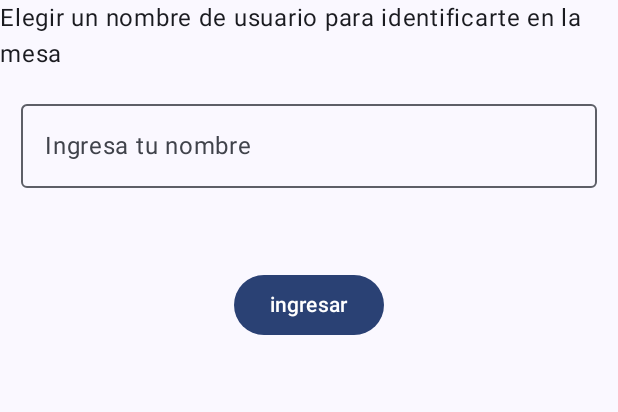
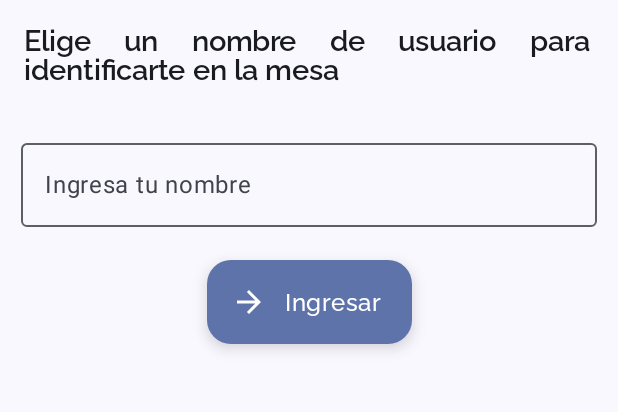
Before and after one commit to UTN-FRBA-Mobile/OrderEasy, an Android app built with Jetpack Compose: the screen it shows after launch (MainActivity), on a phone screen of 412 x 824 dp, the part 60-472 px from its top. Run offline under Robolectric (Android 15) with nearby library versions, the phone set to English and light mode, and no system bars; network calls fail; Roboto replaces fonts that are not available here; 1 statement that could not run was skipped.

Commit message:
login modificado visualmente

```diff
--- a/app/src/main/java/ar/edu/utn/frba/mobile/tpdesarrolloappsdispmov/screens/CloseTable.kt
+++ b/app/src/main/java/ar/edu/utn/frba/mobile/tpdesarrolloappsdispmov/screens/CloseTable.kt
@@ -58,7 +58,7 @@ fun CloseTable(navCont: NavController,userViewModel: UserViewModel) {
                     ExtendedFloatingActionButton(
                         modifier = Modifier.fillMaxWidth().wrapContentSize().padding(vertical = 8.dp),
                         onClick = {
-                            //userViewModel.exitTable()
+                            userViewModel.exitTable()
                             showDialog = true
                         },
                         icon = { Icon(Icons.Filled.Notifications,  contentDescription ="call") },
--- a/app/src/main/java/ar/edu/utn/frba/mobile/tpdesarrolloappsdispmov/screens/Login.kt
+++ b/app/src/main/java/ar/edu/utn/frba/mobile/tpdesarrolloappsdispmov/screens/Login.kt
@@ -5,7 +5,13 @@ import androidx.compose.foundation.layout.fillMaxSize
 import androidx.compose.foundation.layout.fillMaxWidth
 import androidx.compose.foundation.layout.padding
 import androidx.compose.foundation.layout.wrapContentSize
+import androidx.compose.material.icons.Icons
+import androidx.compose.material.icons.filled.ArrowBack
+import androidx.compose.material.icons.sharp.ArrowForward
 import androidx.compose.material3.Button
+import androidx.compose.material3.ExtendedFloatingActionButton
+import androidx.compose.material3.Icon
+import androidx.compose.material3.MaterialTheme
 import androidx.compose.material3.OutlinedTextField
 import androidx.compose.material3.Scaffold
 import androidx.compose.material3.Text
@@ -16,6 +22,7 @@ import androidx.compose.ui.Modifier
 import ar.edu.utn.frba.mobile.tpdesarrolloappsdispmov.stateData.UserViewModel
 import androidx.compose.runtime.getValue
 import androidx.compose.runtime.setValue
+import androidx.compose.ui.text.style.TextAlign
 import androidx.compose.ui.unit.dp
 import ar.edu.utn.frba.mobile.tpdesarrolloappsdispmov.components.TopBar
 
@@ -25,13 +32,12 @@ fun Login (usuarioViewModel:UserViewModel){
     Scaffold (
         topBar = { TopBar(userViewModel = usuarioViewModel)},
         content = { innerPadding ->
-            Column (modifier = Modifier.fillMaxSize()){
+            Column (modifier = Modifier.fillMaxSize().padding(innerPadding)){
                 Text(
-                    modifier = Modifier
-                        .fillMaxWidth()
-                        .padding(innerPadding)
-                        .wrapContentSize(),
-                    text = "Elegir un nombre de usuario para identificarte en la mesa",
+                    text = "Elige un nombre de usuario para identificarte en la mesa",
+                    modifier = Modifier.padding(16.dp),
+                    textAlign = TextAlign.Justify,
+                    style = MaterialTheme.typography.titleLarge
                 )
                 OutlinedTextField(
                     modifier = Modifier
@@ -40,15 +46,16 @@ fun Login (usuarioViewModel:UserViewModel){
                     value = nombre,
                     onValueChange ={nombre=it},
                     label={Text("Ingresa tu nombre")} )
-                Button(
+
+                ExtendedFloatingActionButton(
+                    modifier = Modifier.fillMaxWidth().wrapContentSize().padding(vertical = 8.dp),
                     onClick = {usuarioViewModel.log(nombre)},
-                    modifier = Modifier
-                        .fillMaxWidth()
-                        .padding(innerPadding)
-                        .wrapContentSize()
-                ) {
-                    Text(text = "ingresar")
-                }
+                    icon = { Icon(Icons.Sharp.ArrowForward,  contentDescription ="volver") },
+                    text = { Text(
+                        text = "Ingresar",
+                        style = MaterialTheme.typography.titleSmall
+                    ) },
+                )
             }
         }
     )
```
